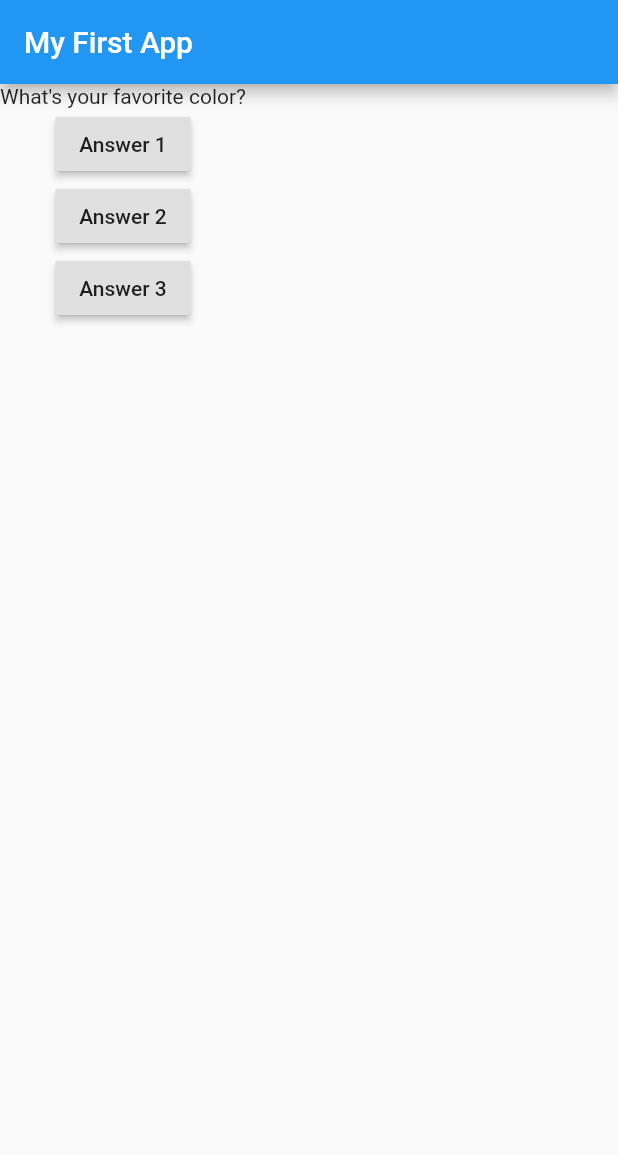
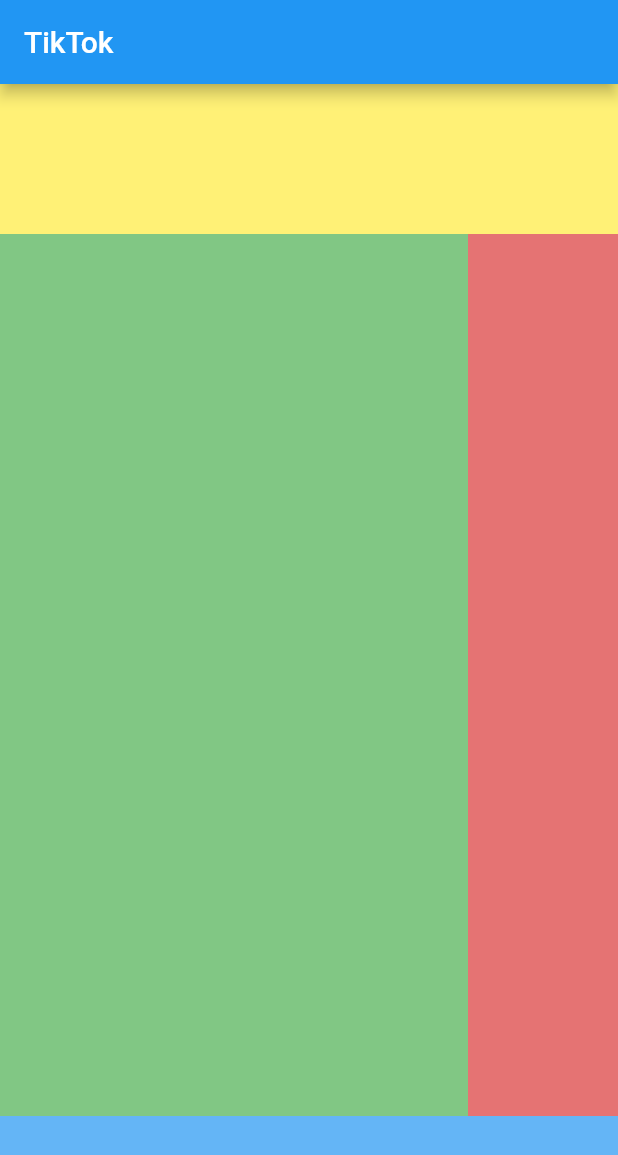
Before and after one commit to Micnick/flutter, a Flutter app: the screen it shows after launch, on a phone screen of 412 x 824 dp. Shown: the top 1155 px of the screen. Run offline on Flutter 3.47's test engine with Material 2 defaults, Android fonts, the phone set to English and light mode, and no system bars; missing offline and left inert: dart:js.

Commit message:
TikTok UI Sample

```diff
--- a/flutter_complete_guide/lib/main.dart
+++ b/flutter_complete_guide/lib/main.dart
@@ -1,3 +1,5 @@
+import 'dart:js';
+
 import 'package:flutter/material.dart';
 
 void main() => runApp(MyCoolApp());
@@ -22,30 +24,43 @@ class MyCoolAppState extends State<MyCoolApp> {
 
   Widget build(BuildContext context) {
     var questions = [
-      'What\'s your favorite color?',
+      'What\'s your favorite Soccer team?',
       'What\'s your favorite animal?'
     ];
 
     return MaterialApp(
+      debugShowCheckedModeBanner: false,
       home: Scaffold(
         appBar: AppBar(
-          title: Text('My First App'),
+          title: Text('TikTok'),
         ),
         body: Column(
           children: [
-            Text(questions[questionIndex]),
-            RaisedButton(
-              child: Text('Answer 1'),
-              onPressed: answerQuestion,
+            //Top section
+            Container(
+              height: 100.0,
+              color: Colors.yellow[300],
             ),
-            RaisedButton(
-                child: Text('Answer 2'),
-                onPressed: () => print('Answer 2 Chosen')),
-            RaisedButton(
-                child: Text('Answer 3'),
-                onPressed: () {
-                  print('Answer 3 chosen');
-                }),
+            //Middle Section
+            Expanded(
+                child: Row(
+              children: [
+                Expanded(
+                    child: Container(
+                  color: Colors.green[300],
+                )),
+                Container(
+                  width: 100.0,
+                  color: Colors.red[300],
+                )
+              ],
+            )),
+
+            //Bottom Section
+            Container(
+              height: 80.0,
+              color: Colors.blue[300],
+            )
           ],
         ),
       ),
```
